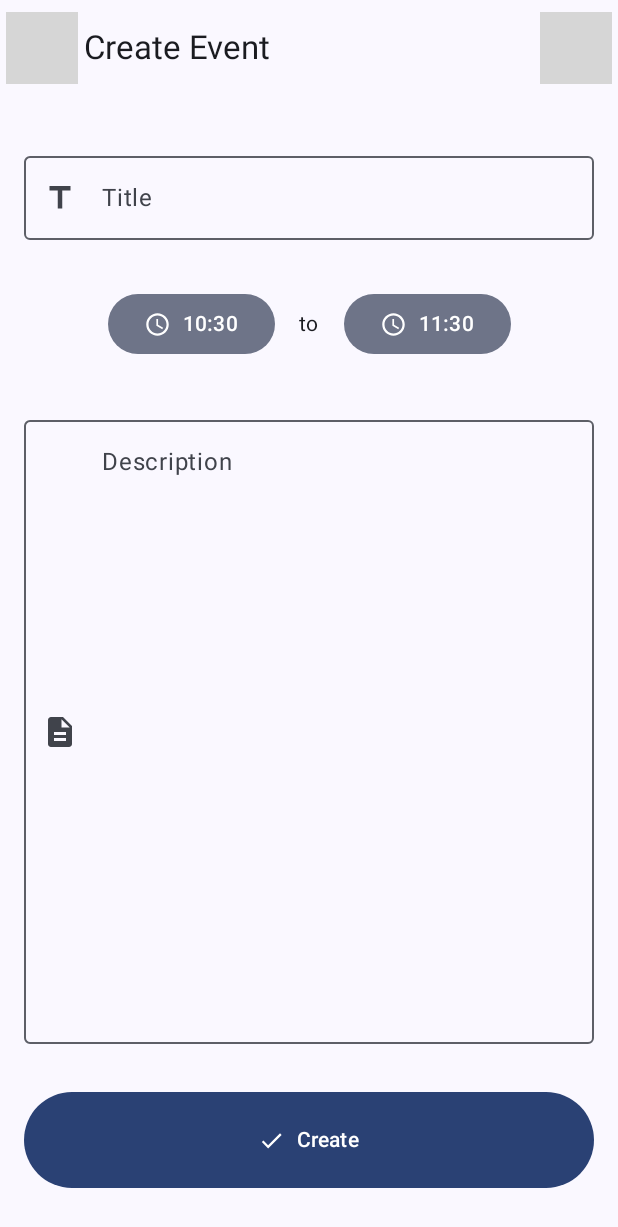
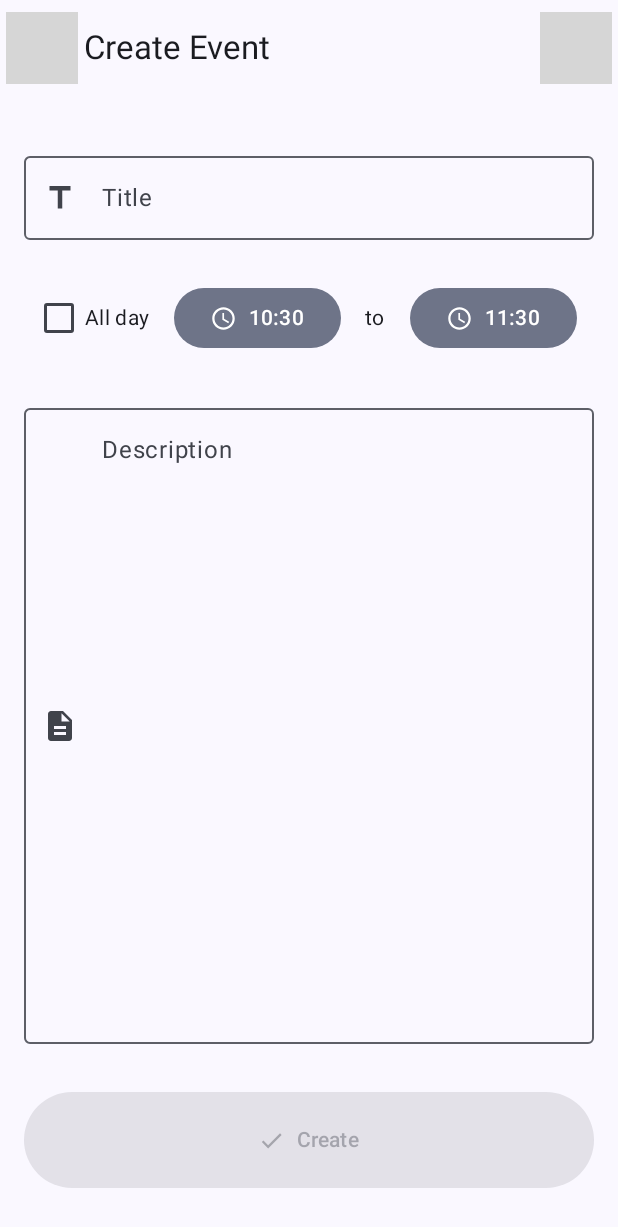
Before and after one commit to Myzel394/Planner, an Android app built with Jetpack Compose: the screen it shows after launch (MainActivity), after a tap on "Add", on a phone screen of 412 x 824 dp. Shown: the top 1227 px of the screen. Run offline under Robolectric (Android 15) with nearby library versions, the phone set to English and light mode, and no system bars; our stand-ins replace Room's generated code; 2 statements that could not run were skipped; grey boxes are pictures that could not be loaded.

```diff
--- a/app/src/main/java/app/myzel394/planner/models/CreateEventModel.kt
+++ b/app/src/main/java/app/myzel394/planner/models/CreateEventModel.kt
@@ -85,5 +85,5 @@ class CreateEventModel(): ViewModel() {
     }
 
     val isValid: Boolean
-        get() = title.value.isNotEmpty() && description.value.isNotEmpty() && startTime.value < endTime.value;
+        get() = title.value.isNotEmpty() && startTime.value < endTime.value;
 }
--- a/app/src/main/java/app/myzel394/planner/ui/screens/CreateEventScreen.kt
+++ b/app/src/main/java/app/myzel394/planner/ui/screens/CreateEventScreen.kt
@@ -1,6 +1,20 @@
 package app.myzel394.planner.ui.screens
 
 import androidx.appcompat.app.AppCompatActivity
+import androidx.compose.animation.AnimatedVisibility
+import androidx.compose.animation.core.Spring
+import androidx.compose.animation.core.spring
+import androidx.compose.animation.expandHorizontally
+import androidx.compose.animation.expandIn
+import androidx.compose.animation.fadeIn
+import androidx.compose.animation.fadeOut
+import androidx.compose.animation.shrinkHorizontally
+import androidx.compose.animation.shrinkOut
+import androidx.compose.animation.slideIn
+import androidx.compose.animation.slideOut
+import androidx.compose.animation.slideOutHorizontally
+import androidx.compose.foundation.clickable
+import androidx.compose.foundation.layout.Arrangement
 import androidx.compose.foundation.layout.Column
 import androidx.compose.foundation.layout.Row
 import androidx.compose.foundation.layout.Spacer
@@ -19,6 +33,7 @@ import androidx.compose.material.icons.filled.Schedule
 import androidx.compose.material.icons.filled.Title
 import androidx.compose.material3.Button
 import androidx.compose.material3.ButtonDefaults
+import androidx.compose.material3.Checkbox
 import androidx.compose.material3.ExperimentalMaterial3Api
 import androidx.compose.material3.Icon
 import androidx.compose.material3.IconButton
@@ -30,12 +45,14 @@ import androidx.compose.material3.TopAppBar
 import androidx.compose.material3.PlainTooltipBox
 import androidx.compose.runtime.Composable
 import androidx.compose.runtime.LaunchedEffect
+import androidx.compose.runtime.mutableStateOf
 import androidx.compose.runtime.remember
 import androidx.compose.ui.Alignment
 import androidx.compose.ui.Modifier
 import androidx.compose.ui.focus.FocusRequester
 import androidx.compose.ui.focus.focusRequester
 import androidx.compose.ui.platform.LocalContext
+import androidx.compose.ui.semantics.Role
 import androidx.compose.ui.unit.dp
 import androidx.lifecycle.viewmodel.compose.viewModel
 import androidx.navigation.NavController
@@ -57,6 +74,10 @@ fun CreateEventScreen(
 ) {
     val fragmentManager = (LocalContext.current as AppCompatActivity).supportFragmentManager;
     val focusRequester = remember { FocusRequester() }
+
+    var isAllDay = remember {
+        mutableStateOf<Boolean>(false)
+    }
 
     LaunchedEffect(Unit) {
         focusRequester.requestFocus();
@@ -125,6 +146,42 @@ fun CreateEventScreen(
             )
             Spacer(modifier = Modifier.height(32.dp))
             Row(
+                horizontalArrangement = Arrangement.Center,
+                verticalAlignment = Alignment.CenterVertically,
+                modifier = Modifier
+                    .fillMaxWidth()
+                    .height(40.dp),
+            ) {
+                Row(
+                    verticalAlignment = Alignment.CenterVertically,
+                    modifier = Modifier
+                        .clickable(
+                            role = Role.Checkbox,
+                            onClick = {
+                                isAllDay.value = !isAllDay.value;
+                            }
+                    ),
+                ) {
+                    Checkbox(
+                        checked = isAllDay.value,
+                        onCheckedChange = null,
+                    )
+                    Spacer(modifier = Modifier.width(5.dp))
+                    Text(
+                        text = "All day",
+                        style = MaterialTheme.typography.bodyMedium.copy(
+                            color = MaterialTheme.colorScheme.onSurface,
+                        ),
+                    )
+                }
+                if (!isAllDay.value)
+                    Spacer(modifier = Modifier.width(16.dp))
+                AnimatedVisibility(
+                    visible = !isAllDay.value,
+                    enter = fadeIn(animationSpec = spring(stiffness = Spring.StiffnessVeryLow)) + expandHorizontally(),
+                    exit = fadeOut(animationSpec = spring(stiffness = Spring.StiffnessMedium)) + shrinkHorizontally(),
+                ) {
+                    Row(
                         verticalAlignment = Alignment.CenterVertically,
                     ) {
                         Button(
@@ -136,7 +193,8 @@ fun CreateEventScreen(
                                     .setInputMode(MaterialTimePicker.INPUT_MODE_CLOCK)
                                     .build();
                                 dialog.addOnPositiveButtonClickListener {
-                            createEventModel.startTime.value = LocalTime(dialog.hour, dialog.minute);
+                                    createEventModel.startTime.value =
+                                        LocalTime(dialog.hour, dialog.minute);
                                 }
 
                                 dialog.show(fragmentManager, "startTime");
@@ -169,7 +227,8 @@ fun CreateEventScreen(
                                     .setInputMode(MaterialTimePicker.INPUT_MODE_CLOCK)
                                     .build();
                                 dialog.addOnPositiveButtonClickListener {
-                            createEventModel.endTime.value = LocalTime(dialog.hour, dialog.minute);
+                                    createEventModel.endTime.value =
+                                        LocalTime(dialog.hour, dialog.minute);
                                 }
 
                                 dialog.show(fragmentManager, "endTime");
@@ -184,6 +243,8 @@ fun CreateEventScreen(
                             )
                             Spacer(Modifier.size(ButtonDefaults.IconSpacing))
                             Text(createEventModel.formatEndTime())
+                        }
+                    }
                 }
             }
             Spacer(modifier = Modifier.height(32.dp))
@@ -206,6 +267,7 @@ fun CreateEventScreen(
                 modifier = Modifier
                     .fillMaxWidth()
                     .height(64.dp),
+                enabled = createEventModel.isValid,
                 onClick = {
                     eventsModel.insertEvent(
                         EventsModel.createEvent(
```
Lines whose indentation alone changed are shown as unchanged.
